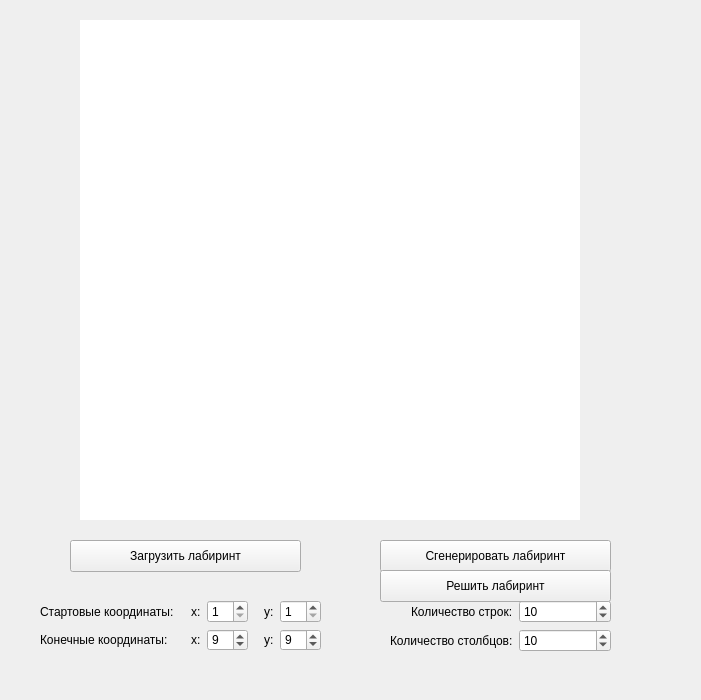
Above: src/Maze/mainwindow.ui from TanyaPh/Maze before the change. Below: the same form after it.
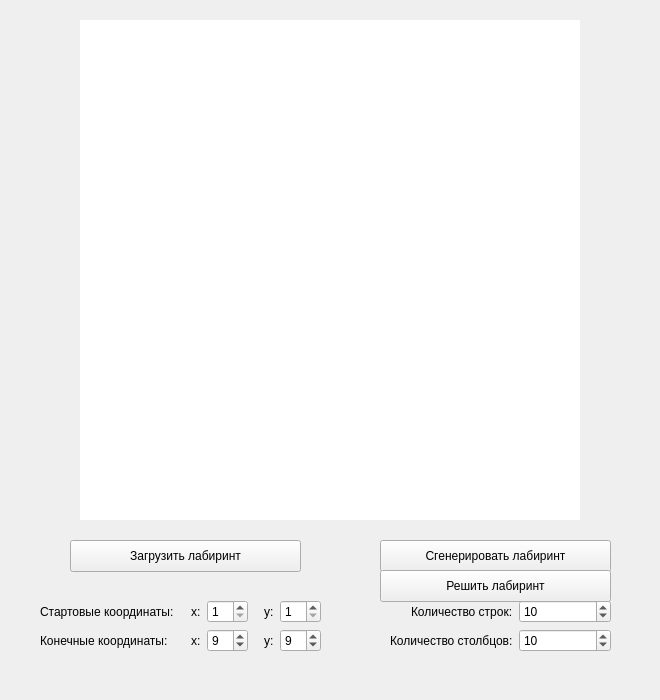
That is the form after the change. Custom widgets are drawn as their Qt base class.

Diff of the .ui file:
```diff
--- a/src/Maze/mainwindow.ui
+++ b/src/Maze/mainwindow.ui
@@ -6,7 +6,7 @@
    <rect>
     <x>0</x>
     <y>0</y>
-    <width>701</width>
+    <width>660</width>
     <height>700</height>
    </rect>
   </property>
@@ -46,7 +46,7 @@
       <x>40</x>
       <y>600</y>
       <width>281</width>
-      <height>51</height>
+      <height>54</height>
      </rect>
     </property>
     <layout class="QGridLayout" name="gridLayout">
```
